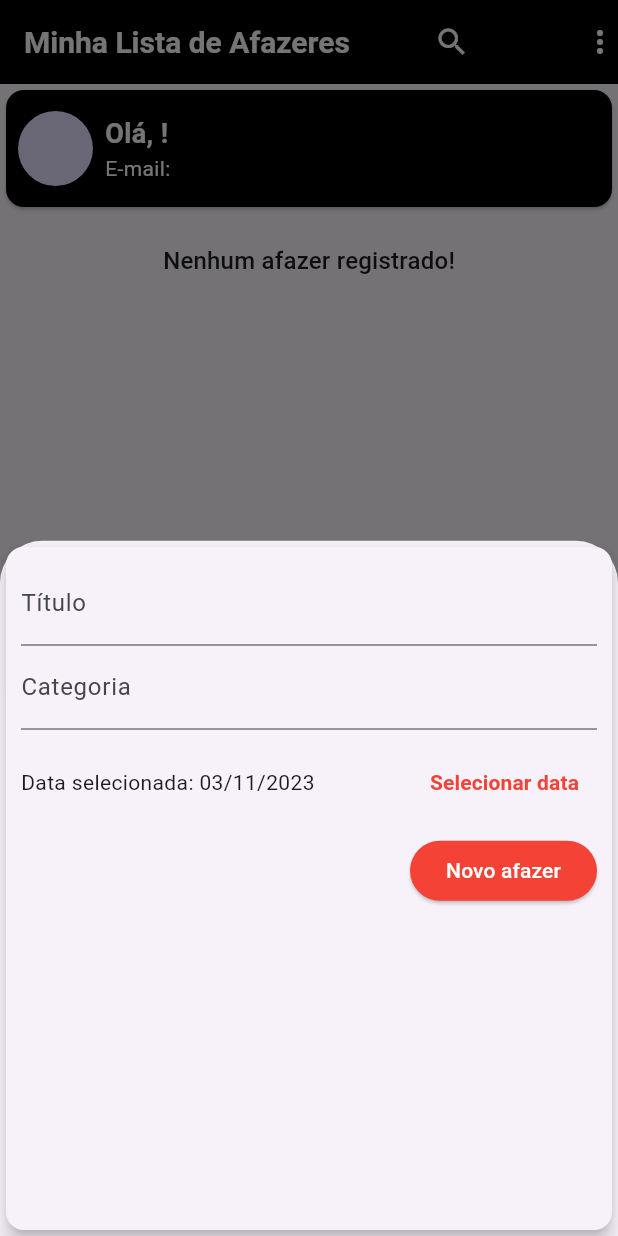
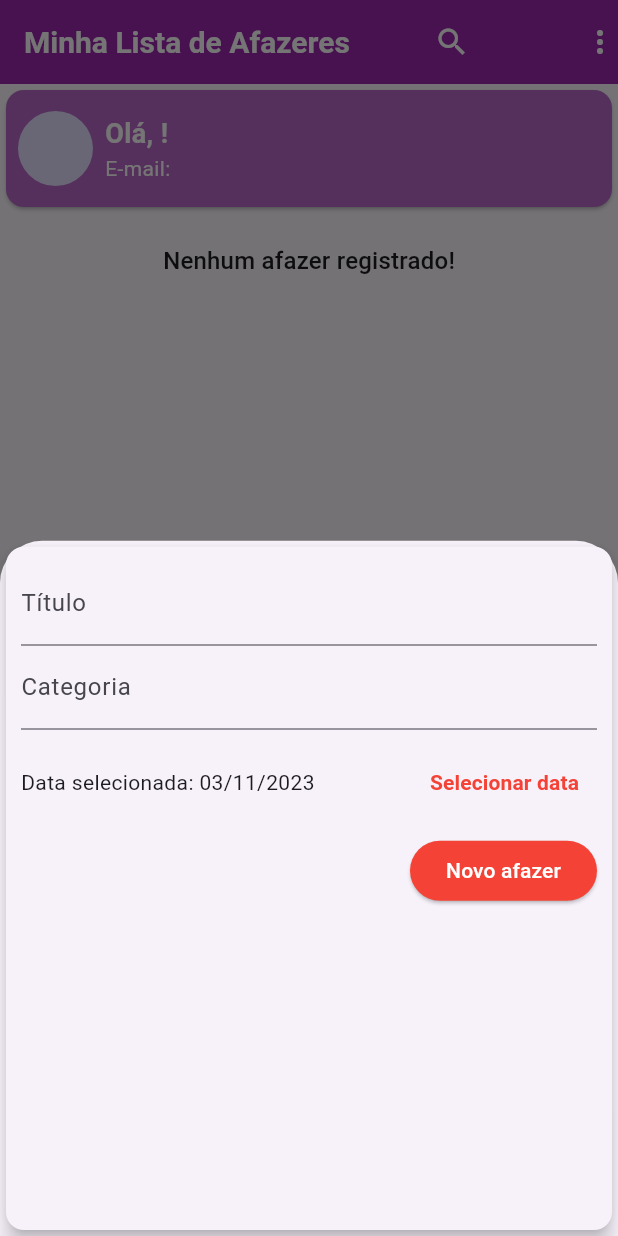
Before and after one commit to AugustoZanoli/fireBase, a Flutter app: the screen it shows once a user with an empty profile is signed in, after a tap on the "add" icon, on a phone screen of 412 x 824 dp. Run offline on Flutter 3.47's test engine with Material 2 defaults, Android fonts, the phone set to English and light mode, and no system bars; our stand-ins replace cloud_firestore, firebase_auth, firebase_core, firebase_storage, image_picker; accounts and stored records are empty; network calls fail.

Commit message:
"Aqui ainda funciona"

```diff
--- a/lib/pages/chat_page.dart
+++ b/lib/pages/chat_page.dart
@@ -1,4 +1,4 @@
-import 'dart:io';
+import 'package:cloud_firestore/cloud_firestore.dart';
 import 'package:chat/pages/search_screen.dart';
 import 'package:flutter/material.dart';
 import 'dart:math';
@@ -14,6 +14,7 @@ class DoPage extends StatefulWidget {
 
 class _DoPageState extends State<DoPage> {
   List<ToDo> _ToDos = [];
+  List<ToDo> _allToDos = [];
 
   List<ToDo> get _recentToDos {
     return _ToDos.where((tr) {
@@ -51,6 +52,16 @@ class _DoPageState extends State<DoPage> {
       category: category,
     );
 
+    // Crie uma referência à coleção "tasks" no Firestore
+    final tasksCollection = FirebaseFirestore.instance.collection('tasks');
+
+    // Adicione a nova tarefa ao Firestore
+    tasksCollection.add({
+      'name': newToDo.name,
+      'date': newToDo.date,
+      'category': newToDo.category,
+    });
+
     setState(() {
       _ToDos.add(newToDo);
     });
@@ -76,13 +87,22 @@ class _DoPageState extends State<DoPage> {
   }
 
   void _handleSearch(String query) {
-    final TextEditingController _searchController = TextEditingController();
-    // Use o valor do controlador para realizar a pesquisa.
-    final searchResults = searchToDosByName(_ToDos, _searchController.text);
-    // Atualize o estado do widget com os resultados da pesquisa.
-    setState(() {
-      _ToDos = searchResults;
-    });
+    if (query.isNotEmpty) {
+      final searchResults = searchToDosByName(_allToDos, query);
+      setState(() {
+        _ToDos = searchResults;
+      });
+    } else {
+      setState(() {
+        _ToDos = _allToDos; // Restaure a lista original de tarefas
+      });
+    }
+  }
+
+  @override
+  void initState() {
+    super.initState();
+    _allToDos = _ToDos; // Inicialize _allToDos com a lista original
   }
 
   @override
@@ -92,7 +112,7 @@ class _DoPageState extends State<DoPage> {
 
     return Scaffold(
       appBar: AppBar(
-        backgroundColor: Colors.black,
+        backgroundColor: Colors.purple.shade500,
         title: Text('Minha Lista de Afazeres'),
         titleTextStyle: TextStyle(
           color: Colors.white,
@@ -126,7 +146,7 @@ class _DoPageState extends State<DoPage> {
                       children: [
                         Icon(
                           Icons.exit_to_app,
-                          color: Colors.black,
+                          color: Colors.purple.shade300,
                         ),
                         SizedBox(
                           width: 10,
@@ -151,7 +171,7 @@ class _DoPageState extends State<DoPage> {
           crossAxisAlignment: CrossAxisAlignment.stretch,
           children: <Widget>[
             Card(
-              color: Colors.black,
+              color: Colors.purple.shade300,
               child: Padding(
                 padding: const EdgeInsets.all(8.0),
                 child: Row(
@@ -163,8 +183,8 @@ class _DoPageState extends State<DoPage> {
                         // Aqui você pode exibir a imagem do usuário (se disponível)
                         if (currentUser != null && currentUser.imageURL != null)
                           CircleAvatar(
-                            backgroundImage:
-                                FileImage(File(currentUser.imageURL)),
+                            backgroundImage: NetworkImage(currentUser
+                                .imageURL), // Carregue a imagem a partir da URL
                             radius:
                                 25, // Ajuste o tamanho do avatar conforme necessário
                           ),
```
